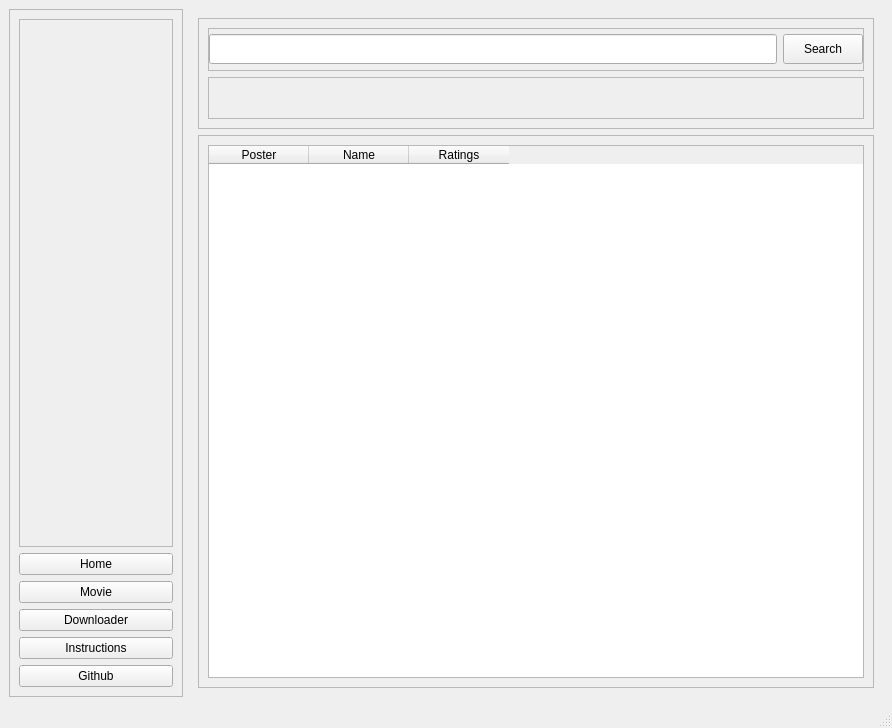
First picture: the form in ux.ui, repository upekshaip/movie-downloader, before the edit.
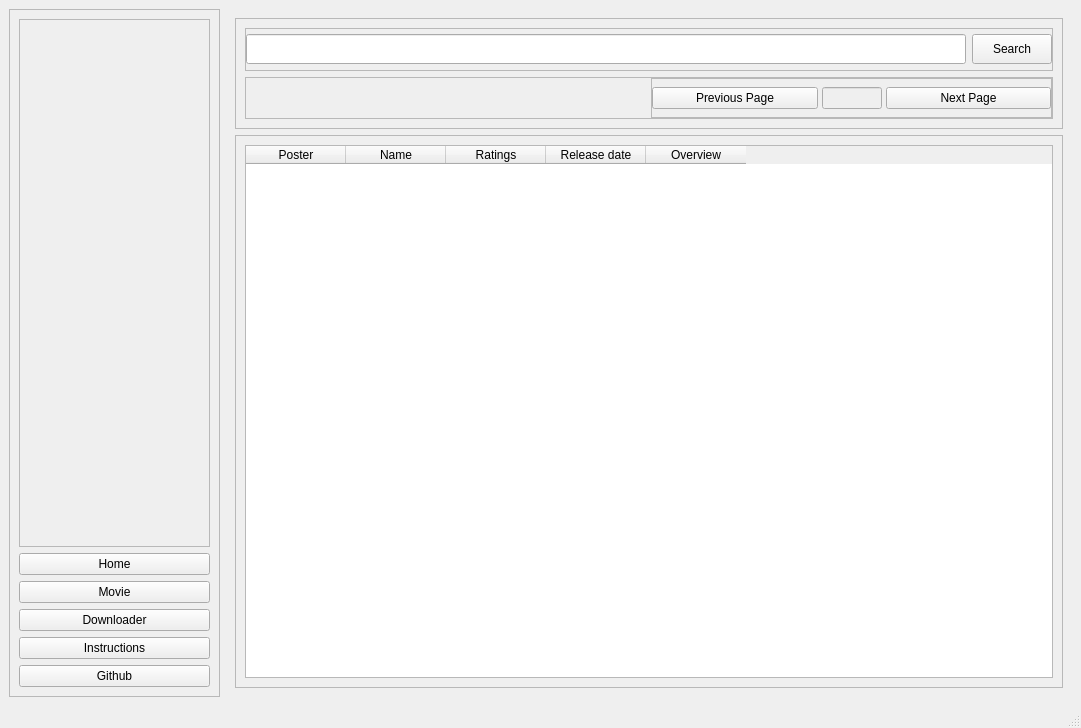
Second picture: the form after the edit.

The edit to the form file:
```diff
--- a/ux.ui
+++ b/ux.ui
@@ -6,7 +6,7 @@
    <rect>
     <x>0</x>
     <y>0</y>
-    <width>892</width>
+    <width>1081</width>
     <height>728</height>
    </rect>
   </property>
@@ -143,7 +143,10 @@
              <property name="frameShadow">
               <enum>QFrame::Raised</enum>
              </property>
-             <layout class="QHBoxLayout" name="horizontalLayout_3">
+             <layout class="QHBoxLayout" name="horizontalLayout_3" stretch="1,1">
+              <property name="spacing">
+               <number>4</number>
+              </property>
               <property name="leftMargin">
                <number>0</number>
               </property>
@@ -163,6 +166,60 @@
                 </property>
                </widget>
               </item>
+              <item>
+               <widget class="QFrame" name="frame_7">
+                <property name="frameShape">
+                 <enum>QFrame::StyledPanel</enum>
+                </property>
+                <property name="frameShadow">
+                 <enum>QFrame::Raised</enum>
+                </property>
+                <layout class="QHBoxLayout" name="horizontalLayout_4" stretch="2,1,2">
+                 <property name="spacing">
+                  <number>4</number>
+                 </property>
+                 <property name="leftMargin">
+                  <number>0</number>
+                 </property>
+                 <property name="topMargin">
+                  <number>0</number>
+                 </property>
+                 <property name="rightMargin">
+                  <number>0</number>
+                 </property>
+                 <property name="bottomMargin">
+                  <number>0</number>
+                 </property>
+                 <item>
+                  <widget class="QPushButton" name="pre_btn">
+                   <property name="text">
+                    <string>Previous Page</string>
+                   </property>
+                  </widget>
+                 </item>
+                 <item>
+                  <widget class="QLineEdit" name="page_view">
+                   <property name="enabled">
+                    <bool>false</bool>
+                   </property>
+                   <property name="maximumSize">
+                    <size>
+                     <width>60</width>
+                     <height>16777215</height>
+                    </size>
+                   </property>
+                  </widget>
+                 </item>
+                 <item>
+                  <widget class="QPushButton" name="nxt_btn">
+                   <property name="text">
+                    <string>Next Page</string>
+                   </property>
+                  </widget>
+                 </item>
+                </layout>
+               </widget>
+              </item>
              </layout>
             </widget>
            </item>
@@ -195,6 +252,16 @@
                <string>Ratings</string>
               </property>
              </column>
+             <column>
+              <property name="text">
+               <string>Release date</string>
+              </property>
+             </column>
+             <column>
+              <property name="text">
+               <string>Overview</string>
+              </property>
+             </column>
             </widget>
            </item>
           </layout>
```
Left out of the diff: 2 changed lines with no effect on the pictures.
